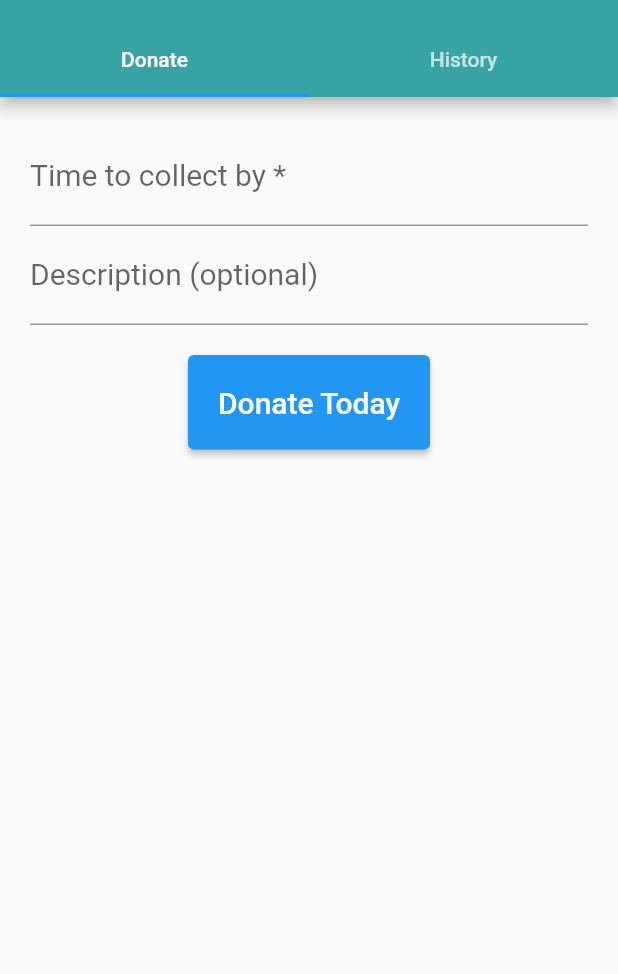
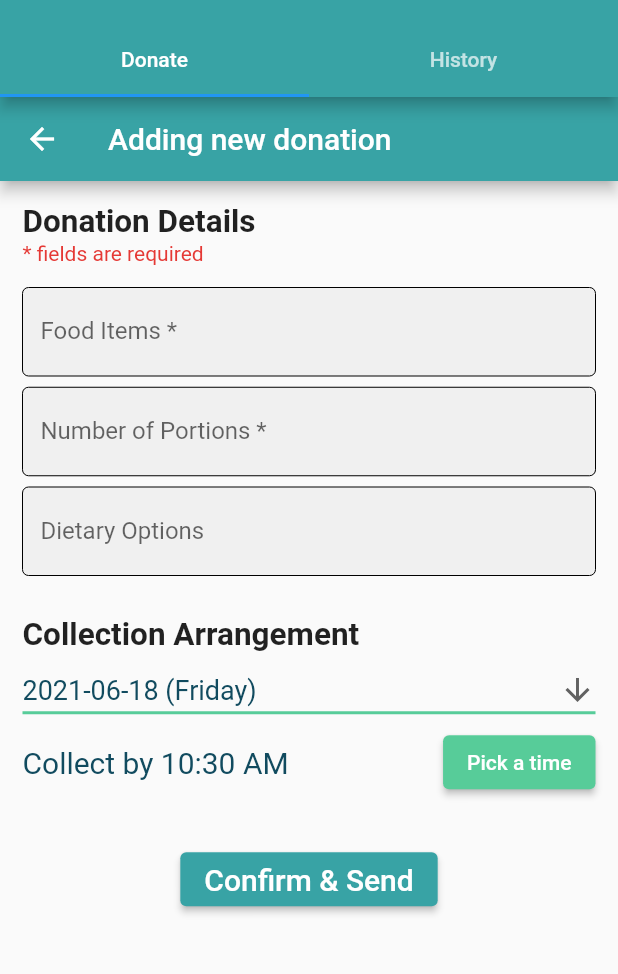
Before and after one commit to DRP-Basket/Basket, a Flutter app: the DonorDonations screen opened directly, on a phone screen of 412 x 824 dp, the part 59-1033 px from its top. Run offline on Flutter 3.47's test engine with Material 2 defaults, Android fonts, the phone set to English and light mode, and no system bars; drawn by our look-alikes of flutter_form_builder; our stand-ins replace cloud_firestore, expandable, firebase_auth, firebase_core, firebase_storage, geocoding and 7 more; missing offline and left inert: telephony; accounts and stored records are empty.

Commit message:
[wyt119] Merging both types of request tgt, implemented new donation and request structure

```diff
--- a/frontend/lib/views/charity/donations/claim_request_form.dart
+++ b/frontend/lib/views/charity/donations/claim_request_form.dart
@@ -4,7 +4,7 @@ import 'package:cloud_firestore/cloud_firestore.dart';
 import 'package:drp_basket_app/views/charity/events/charity_events_page.dart';
 import 'package:drp_basket_app/views/charity/utilities/form_utilities.dart';
 import 'package:drp_basket_app/views/charity/utilities/utilities.dart';
-import 'package:drp_basket_app/views/donor/donations/donor_donation_form.dart';
+import 'package:drp_basket_app/views/donations/donation.dart';
 import 'package:flutter/material.dart';
 import 'package:flutter_form_builder/flutter_form_builder.dart';
 
@@ -84,7 +84,7 @@ class ClaimRequest {
         .doc(req.charityID)
         .collection('requests')
         .add({
-      'donation_id': req.donation.donationID,
+      'donation_id': req.donation.id,
       'eta': req.eta,
       'time_created': req.timeCreated,
       'status': req.status,
@@ -92,7 +92,7 @@ class ClaimRequest {
       req.requestID = value.id;
       store
           .collection('donations')
-          .doc(req.donation.donationID)
+          .doc(req.donation.id)
           .collection('requests')
           .doc(value.id)
           .set({'charity_id': req.charityID});
--- a/frontend/lib/views/charity/donations/claim_request_page.dart
+++ b/frontend/lib/views/charity/donations/claim_request_page.dart
@@ -46,7 +46,7 @@ class _ClaimRequestPageState extends State<ClaimRequestPage> {
             request.showTimeCreated(),
             _showContactNumber(),
             _showAddress(),
-            request.donation.donationInfo(),
+            // TODO: request.donation.donationInfo(),
             FormUtilities.addButton(_collectedDonation, "Collected")
           ],
         ),
--- a/frontend/lib/views/charity/donations/claim_requests.dart
+++ b/frontend/lib/views/charity/donations/claim_requests.dart
@@ -2,7 +2,7 @@
 
 import 'package:cloud_firestore/cloud_firestore.dart';
 import 'package:drp_basket_app/views/charity/utilities/utilities.dart';
-import 'package:drp_basket_app/views/donor/donations/donor_donation_form.dart';
+import 'package:drp_basket_app/views/donations/donation.dart';
 import 'package:drp_basket_app/views/donor/donor.dart';
 import 'package:flutter/material.dart';
 
--- a/frontend/lib/views/charity/donations/donation_page.dart
+++ b/frontend/lib/views/charity/donations/donation_page.dart
@@ -1,7 +1,7 @@
 import 'package:cloud_firestore/cloud_firestore.dart';
 import 'package:drp_basket_app/constants.dart';
 import 'package:drp_basket_app/views/charity/utilities/utilities.dart';
-import 'package:drp_basket_app/views/donor/donations/donor_donation_form.dart';
+import 'package:drp_basket_app/views/donations/donation.dart';
 import 'package:drp_basket_app/views/donor/rank.dart';
 import 'package:drp_basket_app/views/donor/rank_explaination_screen.dart';
 import 'package:flutter/material.dart';
@@ -40,7 +40,7 @@ class _CharityDonationPageState extends State<CharityDonationPage> {
               child: Column(
                 children: [
                   _donorInfo(donor),
-                  donation.donationInfo(),
+                  // TODO: donation.donationInfo(),
                   SizedBox(
                     height: 20,
                   ),
--- a/frontend/lib/views/charity/donations/donations_page.dart
+++ b/frontend/lib/views/charity/donations/donations_page.dart
@@ -1,7 +1,7 @@
 import 'package:cloud_firestore/cloud_firestore.dart';
 import 'package:drp_basket_app/firebase_controllers/firebase_storage_interface.dart';
 import 'package:drp_basket_app/user_type.dart';
-import 'package:drp_basket_app/views/donor/donations/donor_donation_form.dart';
+import 'package:drp_basket_app/views/donations/donation.dart';
 import 'package:drp_basket_app/views/donor/rank.dart';
 import 'package:flutter/material.dart';
 
@@ -128,7 +128,7 @@ class _CharityDonationsPageState extends State<CharityDonationsPage> {
                 dense: true,
                 leading: Icon(Icons.watch_later_sharp),
                 title: Text('Collect By:'),
-                subtitle: Text(formatDateTime(donation.collectBy)),
+                // TODO: subtitle: Text(formatDateTime(donation.collectBy)),
               ),
             ],
           ),
--- /dev/null
+++ b/frontend/lib/views/donations/donation.dart
@@ -0,0 +1,160 @@
+import 'package:cloud_firestore/cloud_firestore.dart';
+import 'package:drp_basket_app/view_controllers/user_controller.dart';
+import 'package:flutter/material.dart';
+
+import '../../locator.dart';
+
+class Donation {
+  late String id;
+  String donorID;
+  String status;
+  String items;
+  String portions;
+  DateTime timeCreated;
+  String? assignedCharityID;
+  String? options;
+  String? collectTime;
+  String? collectDate;
+
+  static var curUser = locator<UserController>().curUser()!;
+  var _store = FirebaseFirestore.instance;
+
+  Donation(
+      {required this.donorID,
+      required this.status,
+      required this.items,
+      required this.portions,
+      required this.timeCreated,
+      this.assignedCharityID,
+      this.options,
+      this.collectDate,
+      this.collectTime});
+
+  static Donation addNewDonation(
+      {required String items,
+      required String portions,
+      String? options,
+      String? collectDate,
+      String? collectTime,
+      String? charityID}) {
+    // Initialise fields
+    Donation donation = Donation(
+      donorID: curUser.uid,
+      status: charityID == null ? 'Available' : 'Assigned',
+      items: items,
+      portions: portions,
+      timeCreated: DateTime.now(),
+      options: options,
+      collectDate: collectDate,
+      collectTime: collectTime,
+      assignedCharityID: charityID,
+    );
+    // Add to firestore
+    donation.fsAddDonation();
+    return donation;
+  }
+
+  static const DONOR_ID = 'donor_id';
+  static const STATUS = 'status';
+  static const ITEMS = 'items';
+  static const PORTIONS = 'portions';
+  static const TIME_CREATED = 'time_created';
+  static const OPTIONS = 'options';
+  static const COLLECT_DATE = 'collect_date';
+  static const COLLECT_TIME = 'collect_time';
+  static const CHARITY_ID = 'charity_id';
+
+  void fsAddDonation() {
+    // Save donation in donor's donations collection
+    _store
+        .collection('donors')
+        .doc(donorID)
+        .collection('donation_list')
+        .add({
+      'donor_id': donorID,
+      'status': status,
+      'items': items,
+      'portions': portions,
+      'time_created': timeCreated,
+      'options': options,
+      'collect_date': collectDate,
+      'collect_time': collectTime,
+      'charity_id': assignedCharityID,
+    }).then((donationRef) {
+      // Save newly created donation id
+      id = donationRef.id;
+      // Add to general list for posting if available
+      if (status == 'Available') {
+        _store.collection('available_donations').doc(id).set({
+          'donor_id': donorID,
+          'time_created': timeCreated,
+        });
+      }
+    });
+  }
+
+  static Donation buildFromMap(
+      String donationID, Map<String, dynamic> donation) {
+    // Initialise fields
+    Donation _donation = Donation(
+      donorID: donation[DONOR_ID],
+      status: donation[STATUS],
+      items: donation[ITEMS],
+      portions: donation[PORTIONS],
+      timeCreated: donation[TIME_CREATED],
+      options: donation[OPTIONS],
+      collectDate: donation[COLLECT_DATE],
+      collectTime: donation[COLLECT_TIME],
+      assignedCharityID: donation[CHARITY_ID],
+    );
+    return _donation;
+  }
+
+  Widget display() {
+    return SingleChildScrollView(
+      child: Column(
+        children: [
+          displayField('Items', items),
+          displayField('Portions', portions),
+          displayField('Collect before',
+              nullOrAlt(collectDate) + nullOrAlt(collectTime)),
+          displayField('Options', options),
+          assignedCharityID == null ? Container() : getCharityName(),
+        ],
+      ),
+    );
+  }
+
+  var store = FirebaseFirestore.instance;
+
+  Widget getCharityName() {
+    return StreamBuilder(
+      stream: store.collection('charities').doc(assignedCharityID).snapshots(),
+      builder: (BuildContext ctx, AsyncSnapshot<DocumentSnapshot> snapshot) {
+        if (!snapshot.hasData) {
+          return Container();
+        }
+        var charity = snapshot.data!.data() as Map<String, dynamic>;
+        return displayField('Associated charity', charity['name']);
+      },
+    );
+  }
+
+  String nullOrAlt(String? s, {String alt: ''}) {
+    return s == null ? alt : s;
+  }
+
+  Widget displayField(String label, String? content) {
+    if (content == null || content.isEmpty) {
+      return Container();
+    }
+    return ListTile(
+      title: Text(
+        label,
+      ),
+      subtitle: Text(
+        content,
+      ),
+    );
+  }
+}
--- /dev/null
+++ b/frontend/lib/views/donations/donation_form.dart
@@ -0,0 +1,279 @@
+import 'package:drp_basket_app/views/requests/request.dart';
+import 'package:flutter/material.dart';
+import 'package:flutter/services.dart';
+import 'package:intl/intl.dart';
+
+import '../../constants.dart';
+import 'donation.dart';
+
+class DonationForm extends StatefulWidget {
+  final Request? request;
+
+  const DonationForm({Key? key, Request? this.request}) : super(key: key);
+
+  @override
+  _DonationFormState createState() => _DonationFormState(request);
+}
+
+class _DonationFormState extends State<DonationForm> {
+  final Request? request;
+
+  _DonationFormState(this.request);
+
+  final TextEditingController _foodItemsEditingController =
+      TextEditingController();
+  final TextEditingController _portionNumberEditingController =
+      TextEditingController();
+  final TextEditingController _dietaryOptionsEditingController =
+      TextEditingController();
+
+  bool _foodItemsIsEmpty = false;
+  bool _portionNumberIsEmpty = false;
+  bool _uploading = false;
+
+  TimeOfDay? time = TimeOfDay.now();
+  final DateTime dateNow = DateTime.now();
+  String date =
+      '${DateTime.now().toString().split(" ")[0]} (${DateFormat("EEEE").format(DateTime.now())})';
+
+  @override
+  Widget build(BuildContext context) {
+    @override
+    void dispose() {
+      _foodItemsEditingController.dispose();
+      _portionNumberEditingController.dispose();
+      _dietaryOptionsEditingController.dispose();
+      super.dispose();
+    }
+
+    return GestureDetector(
+      onTap: () {
+        FocusScope.of(context).unfocus();
+      },
+      child: Scaffold(
+        appBar: AppBar(
+          title: Text(
+              '${request == null ? 'Adding' : 'Responding with'} new donation'),
+        ),
+        body: _uploading
+            ? Center(
+                child: CircularProgressIndicator(
+                  backgroundColor: Colors.lightBlueAccent,
+                ),
+              )
+            : SingleChildScrollView(
+                padding: EdgeInsets.symmetric(horizontal: 15, vertical: 15),
+                child: Column(
+                  mainAxisSize: MainAxisSize.min,
+                  crossAxisAlignment: CrossAxisAlignment.start,
+                  children: [
+                    Text("Donation Details",
+                        style: TextStyle(
+                          fontSize: 21,
+                          fontWeight: FontWeight.bold,
+                        )),
+                    Padding(
+                      padding: EdgeInsets.only(bottom: 15),
+                      child: Text("* fields are required",
+                          style: TextStyle(
+                            fontSize: 14,
+                            color: Colors.red[600],
+                          )),
+                    ),
+                    Padding(
+                      padding: EdgeInsets.only(bottom: 7.5),
+                      child: TextField(
+                        decoration: InputDecoration(
+                          labelText: "Food Items *",
+                          filled: true,
+                          fillColor: Colors.grey[250],
+                          enabledBorder: OutlineInputBorder(
+                            borderSide: BorderSide(width: 0),
+                          ),
+                          focusedBorder: OutlineInputBorder(
+                            borderSide:
+                                BorderSide(color: secondary_color, width: 2.0),
+                          ),
+                          hintText: "Bread, Sandwiches, Wraps ...",
+                          border: null,
+                          errorBorder: _foodItemsIsEmpty
+                              ? OutlineInputBorder(
+                                  borderSide:
+                                      BorderSide(color: Colors.red, width: 2.0),
+                                )
+                              : null,
+                          errorText: _foodItemsIsEmpty
+                              ? "Field cannot be empty"
+                              : null,
+                        ),
+                        controller: _foodItemsEditingController,
+                        keyboardType: TextInputType.multiline,
+                        maxLines: null,
+                        onChanged: (value) {
+                          setState(() {
+                            _foodItemsIsEmpty = false;
+                          });
+                        },
+                      ),
+                    ),
+                    Padding(
+                      padding: EdgeInsets.only(bottom: 7.5),
+                      child: TextField(
+                        decoration: InputDecoration(
+                          labelText: "Number of Portions *",
+                          filled: true,
+                          fillColor: Colors.grey[250],
+                          enabledBorder: OutlineInputBorder(
+                            borderSide: BorderSide(width: 0),
+                          ),
+                          focusedBorder: OutlineInputBorder(
+                            borderSide:
+                                BorderSide(color: secondary_color, width: 2.0),
+                          ),
+                          border: null,
+                          errorBorder: _portionNumberIsEmpty
+                              ? OutlineInputBorder(
+                                  borderSide:
+                                      BorderSide(color: Colors.red, width: 2.0),
+                                )
+                              : null,
+                          errorText: _portionNumberIsEmpty
+                              ? "Field cannot be empty"
+                              : null,
+                        ),
+                        controller: _portionNumberEditingController,
+                        keyboardType: TextInputType.number,
+                        inputFormatters: [
+                          FilteringTextInputFormatter.allow(RegExp(r'[0-9]'))
+                        ],
+                        maxLines: 1,
+                        onChanged: (value) {
+                          setState(() {
+                            _portionNumberIsEmpty = false;
+                          });
+                        },
+                      ),
+                    ),
+                    Padding(
+                      padding: EdgeInsets.only(bottom: 7.5),
+                      child: TextField(
+                        decoration: InputDecoration(
+                          labelText: "Dietary Options",
+                          filled: true,
+                          fillColor: Colors.grey[250],
+                          enabledBorder: OutlineInputBorder(
+                            borderSide: BorderSide(width: 0),
+                          ),
+                          focusedBorder: OutlineInputBorder(
+                            borderSide:
+                                BorderSide(color: secondary_color, width: 2.0),
+                          ),
+                          hintText: "Nut-free, vegetarian ...",
+                          border: null,
+                        ),
+                        controller: _dietaryOptionsEditingController,
+                        keyboardType: TextInputType.multiline,
+                        maxLines: null,
+                      ),
+                    ),
+                    Padding(
+                      padding: EdgeInsets.only(top: 20),
+                      child: Text("Collection Arrangement",
+                          style: TextStyle(
+                            fontSize: 21,
+                            fontWeight: FontWeight.bold,
+                          )),
+                    ),
+                    DropdownButton(
+                      value: date,
+                      isExpanded: true,
+                      style: TextStyle(fontSize: 18, color: third_color),
+                      icon: Icon(Icons.arrow_downward),
+                      iconSize: 24,
+                      underline: Container(
+                        height: 2,
+                        color: secondary_color,
+                      ),
+                      onChanged: (String? newValue) {
+                        setState(() {
+                          date = newValue!;
+                        });
+                      },
+                      items: [for (var i = 0; i < 5; i += 1) i]
+                          .map<DropdownMenuItem<String>>((int value) {
+                        DateTime curDate = dateNow.add(Duration(days: value));
+                        String displayValue =
+                            '${curDate.toString().split(" ")[0]} (${DateFormat("EEEE").format(curDate)})';
+                        return DropdownMenuItem<String>(
+                          value: displayValue,
+                          child: Text(displayValue),
+                        );
+                      }).toList(),
+                    ),
+                    Row(
+                      mainAxisAlignment: MainAxisAlignment.spaceBetween,
+                      children: [
+                        Text(
+                          'Collect by ${time?.format(context)}',
+                          style: TextStyle(
+                            fontSize: 20,
+                            color: third_color,
+                          ),
+                        ),
+                        ElevatedButton(
+                            style: ButtonStyle(
+                              backgroundColor: MaterialStateProperty.all<Color>(
+                                  secondary_color),
+                            ),
+                            onPressed: () async {
+                              TimeOfDay? newTime = await showTimePicker(
+                                context: context,
+                                initialTime: TimeOfDay.now(),
+                              );
+                              if (newTime != null) {
+                                setState(() {
+                                  time = newTime;
+                                });
+                              }
+                            },
+                            child: Text("Pick a time"))
+                      ],
+                    ),
+                    Padding(
+                      padding: EdgeInsets.only(
+                        top: 30,
+                      ),
+                      child: Center(
+                          child: ElevatedButton(
+                        onPressed: () {
+                          _confirmTap();
+                        },
+                        child: Text(
+                          "Confirm & Send",
+                          style: TextStyle(fontSize: 20),
+                        ),
+                        style: ButtonStyle(
+                          backgroundColor:
+                              MaterialStateProperty.all<Color>(primary_color),
+                        ),
+                      )),
+                    )
+                  ],
+                ),
+              ),
+      ),
+    );
+  }
+
+  void _confirmTap() {
+    Donation donation = Donation.addNewDonation(
+      items: _foodItemsEditingController.text,
+      portions: _portionNumberEditingController.text,
+      options: _dietaryOptionsEditingController.text,
+      collectDate: date,
+      collectTime: time?.format(context),
+      charityID: request?.charityID,
+    );
+    request?.respond(donation);
+  }
+}
--- a/frontend/lib/views/donor/donations/claim_request_page.dart
+++ b/frontend/lib/views/donor/donations/claim_request_page.dart
@@ -147,7 +147,7 @@ class _DonorClaimRequestPageState extends State<DonorClaimRequestPage> {
         if (newStatus == 'Accepted') {
           store
               .collection('donations')
-              .doc(request.donation.donationID)
+              .doc(request.donation.id)
               .update({'status': 'Claimed'});
         }
         Navigator.pop(context);
--- /dev/null
+++ b/frontend/lib/views/requests/request.dart
@@ -0,0 +1,94 @@
+import 'package:cloud_firestore/cloud_firestore.dart';
+import 'package:drp_basket_app/view_controllers/user_controller.dart';
+import 'package:drp_basket_app/views/donations/donation.dart';
+
+import '../../locator.dart';
+
+class Request {
+  late final String id;
+  final String charityID;
+  final String donorID;
+  final Donation? donation;
+  final DateTime timeCreated;
+  final String status;
+
+  Request({
+    required this.charityID,
+    required this.donorID,
+    this.donation,
+    required this.timeCreated,
+    required this.status,
+  });
+
+  static var curUser = locator<UserController>().curUser()!;
+  var _store = FirebaseFirestore.instance;
+
+  // Status keywords
+  static const PING_WAITING = 'ping_waiting';
+  static const POST_WAITING = 'post_waiting';
+
+  // Firestore field names
+  static const CHARITY_ID = 'charity_id';
+  static const DONOR_ID = 'donor_id';
+  static const DONATION_ID = 'donation_id';
+  static const STATUS = 'status';
+  static const TIME_CREATED = 'time_created';
+
+  static Request sendRequest({required String donorID, Donation? donation}) {
+    Request req = Request(
+      charityID: curUser.uid,
+      donorID: donorID,
+      donation: donation,
+      timeCreated: DateTime.now(),
+      status: donation == null ? PING_WAITING : POST_WAITING,
+    );
+    req.fsSendRequest();
+    return req;
+  }
+
+  void fsSendRequest() {
+    // Save request in charity's requests collection
+    _store
+        .collection('charities')
+        .doc(charityID)
+        .collection('request_list')
+        .add({
+      CHARITY_ID: charityID,
+      DONOR_ID: donorID,
+      DONATION_ID: donation?.id,
+      TIME_CREATED: timeCreated,
+      STATUS: status,
+    }).then((requestRef) {
+      // Save newly created request id
+      id = requestRef.id;
+      // Add to donor's side
+      _store
+          .collection('donors')
+          .doc(donorID)
+          .collection('request_list')
+          .doc(id)
+          .set({
+        CHARITY_ID: charityID,
+        TIME_CREATED: timeCreated,
+      });
+      // Add to donation's list if present
+      if (donation != null) {
+        _store
+            .collection('donors')
+            .doc(donorID)
+            .collection('donation_list')
+            .doc(donation!.id)
+            .collection('requests')
+            .doc(id)
+            .set({
+          CHARITY_ID: charityID,
+          TIME_CREATED: timeCreated,
+        });
+      }
+    });
+  }
+
+  void respond(Donation? donation) {
+    // TODO
+  }
+}
```
Also changed, not shown: frontend/lib/views/donor/donations/donor_donations.dart (+28 -50 lines), frontend/lib/views/donor/donor_requests.dart (line endings or trailing spaces), frontend/lib/views/utilities/utilities.dart (added).
